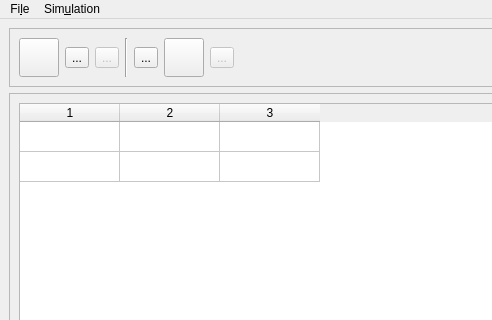
Old version of the form mainwindow.ui in the repository egor-demidov/soot-dem-gui; both pictures show x 0 to 492 and y 0 to 320 of the 1200 by 800 pixel window.
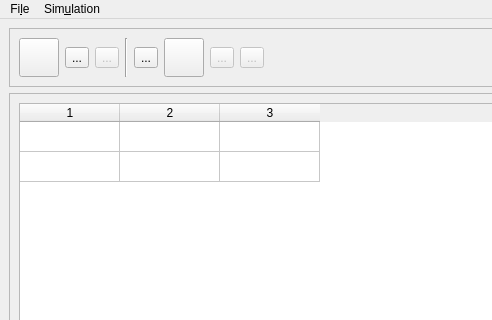
New version of the form. Icons and pictures are not drawn.

Commit message: Added a reset icon

Diff of the .ui file:
```diff
--- a/mainwindow.ui
+++ b/mainwindow.ui
@@ -207,6 +207,32 @@
            </property>
           </widget>
          </item>
+         <item>
+          <widget class="QToolButton" name="resetButton">
+           <property name="enabled">
+            <bool>false</bool>
+           </property>
+           <property name="toolTip">
+            <string>Reset simulation state</string>
+           </property>
+           <property name="statusTip">
+            <string>Reset Simulation</string>
+           </property>
+           <property name="text">
+            <string>...</string>
+           </property>
+           <property name="icon">
+            <iconset resource="icons/icons.qrc">
+             <normaloff>:/icons/reset.png</normaloff>:/icons/reset.png</iconset>
+           </property>
+           <property name="iconSize">
+            <size>
+             <width>32</width>
+             <height>32</height>
+            </size>
+           </property>
+          </widget>
+         </item>
          <item>
           <spacer name="horizontalSpacer">
            <property name="orientation">
```
The commit also changes 2 other files.
